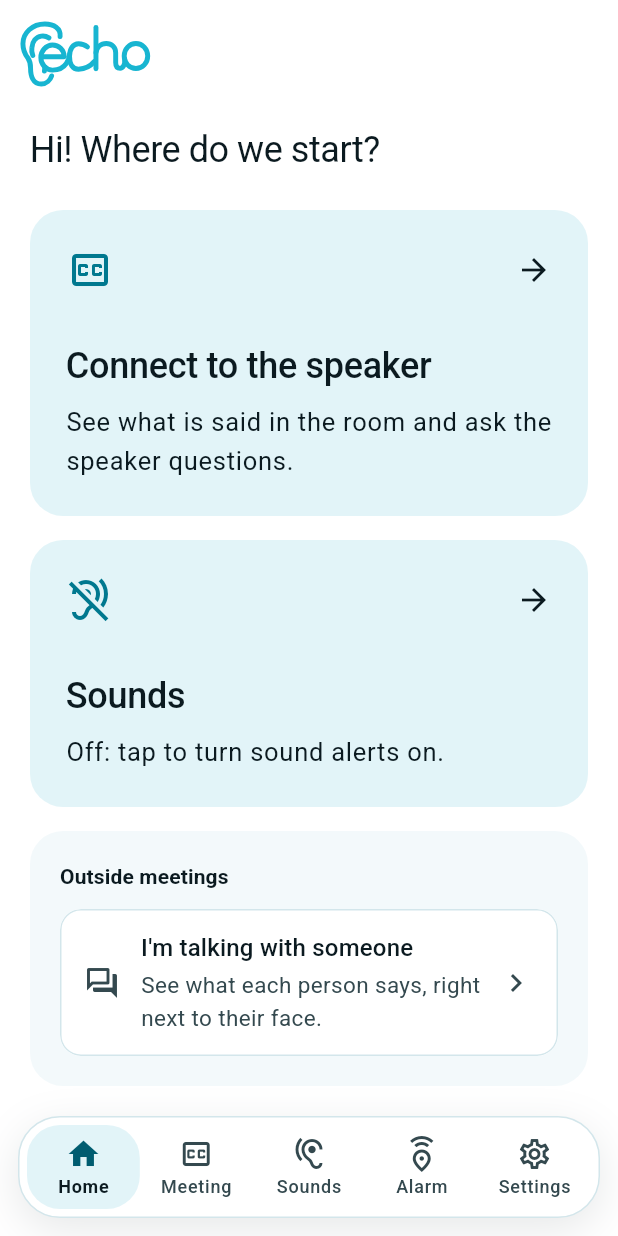
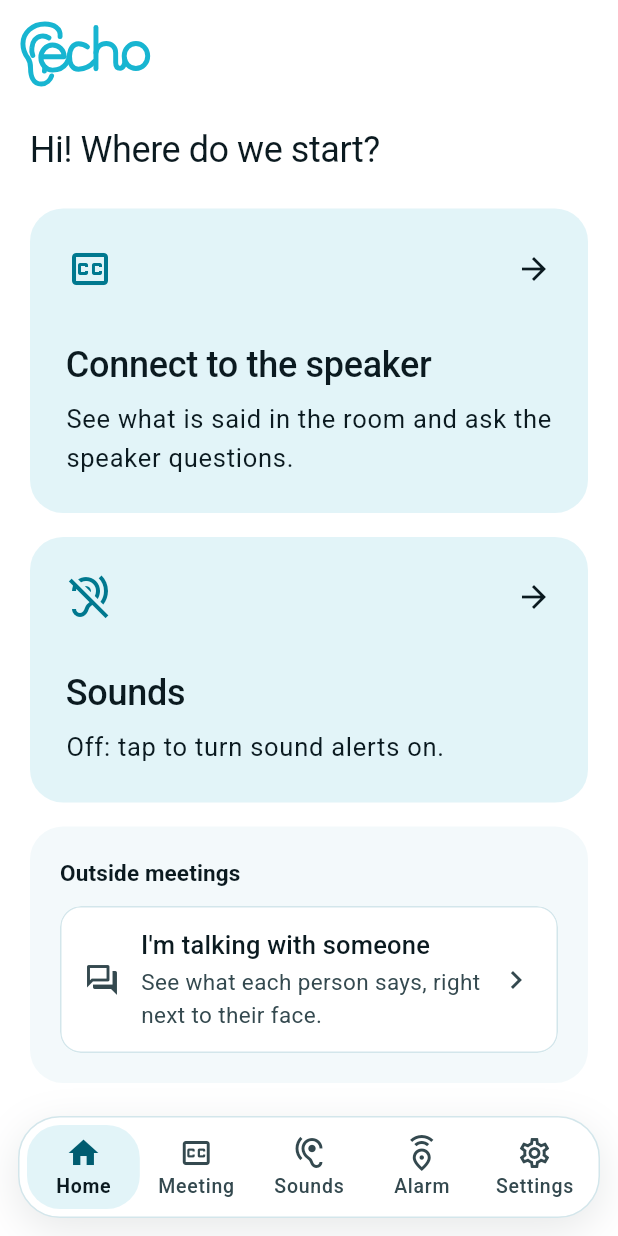
Before and after one commit to PeTruStEfAN21/PJR-Accesibility, a Flutter app: the screen it shows after launch, after a tap on "Skip", on a phone screen of 412 x 824 dp. Run offline on Flutter 3.47's test engine with Material 3 defaults, Android fonts, the phone set to English and light mode, and no system bars; our stand-ins replace clock, flutter_local_notifications, geolocator, qr_flutter, shared_preferences, speech_to_text and 2 more; missing offline and left inert: dart:js_interop, mobile_scanner, record, tflite_flutter; accounts and stored records are empty; network calls fail.

Commit message:
Redesign: real title sizes in the top bar and dialogs

```diff
--- a/app/lib/features/home/phone_shell.dart
+++ b/app/lib/features/home/phone_shell.dart
@@ -237,7 +237,10 @@ class _AlarmUnavailable extends StatelessWidget {
         child: ListView(
           padding: const EdgeInsets.all(24),
           children: [
-            Icon(Icons.emergency_share_outlined, size: 48, color: palette.brand),
+            Align(
+              alignment: AlignmentDirectional.centerStart,
+              child: Icon(Icons.emergency_share_outlined, size: 48, color: palette.brand),
+            ),
             const SizedBox(height: 16),
             Text(signIn ? l10n.alarmNeedsAccount : l10n.alarmAccountsOff, style: theme.textTheme.bodyLarge),
             if (signIn && account != null) ...[
--- a/app/lib/theme/app_theme.dart
+++ b/app/lib/theme/app_theme.dart
@@ -36,11 +36,15 @@ ThemeData buildTheme(AppSettings settings) {
   );
 
   final base = ThemeData(colorScheme: scheme, useMaterial3: true, fontFamily: settings.dyslexiaMode ? dyslexiaFont : textFont);
+  // Sizes are explicit: styles handed to component themes (the top bar, dialogs) are not given the
+  // platform's sizes later, so a style without one would fall back to 14 px.
   final sized = base.textTheme.copyWith(
-    headlineMedium: base.textTheme.headlineMedium?.copyWith(fontWeight: FontWeight.w500, letterSpacing: -0.3),
-    headlineSmall: base.textTheme.headlineSmall?.copyWith(fontWeight: FontWeight.w500, letterSpacing: -0.2),
-    titleLarge: base.textTheme.titleLarge?.copyWith(fontWeight: FontWeight.w600),
-    titleMedium: base.textTheme.titleMedium?.copyWith(fontWeight: FontWeight.w600),
+    headlineMedium: base.textTheme.headlineMedium?.copyWith(fontSize: 28, height: 1.25, fontWeight: FontWeight.w500, letterSpacing: -0.3),
+    headlineSmall: base.textTheme.headlineSmall?.copyWith(fontSize: 24, height: 1.3, fontWeight: FontWeight.w500, letterSpacing: -0.2),
+    titleLarge: base.textTheme.titleLarge?.copyWith(fontSize: 22, height: 1.3, fontWeight: FontWeight.w600),
+    titleMedium: base.textTheme.titleMedium?.copyWith(fontSize: 17, height: 1.4, fontWeight: FontWeight.w600),
+    titleSmall: base.textTheme.titleSmall?.copyWith(fontSize: 15, height: 1.4, fontWeight: FontWeight.w600),
+    labelMedium: base.textTheme.labelMedium?.copyWith(fontSize: 13, height: 1.3),
     bodyLarge: base.textTheme.bodyLarge?.copyWith(fontSize: 17, height: 1.5),
     bodyMedium: base.textTheme.bodyMedium?.copyWith(fontSize: 15, height: 1.45),
     labelLarge: base.textTheme.labelLarge?.copyWith(fontSize: 15, fontWeight: FontWeight.w600),
```
Also changed, not shown: 2 other files.
